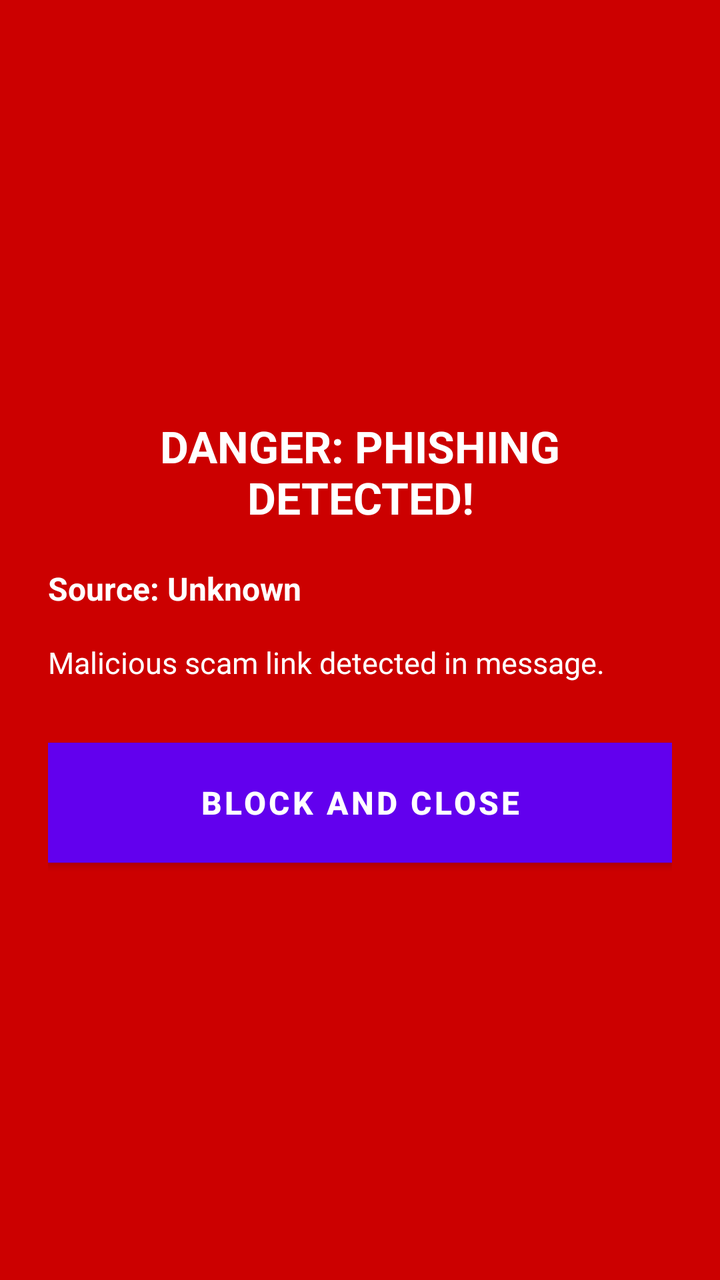
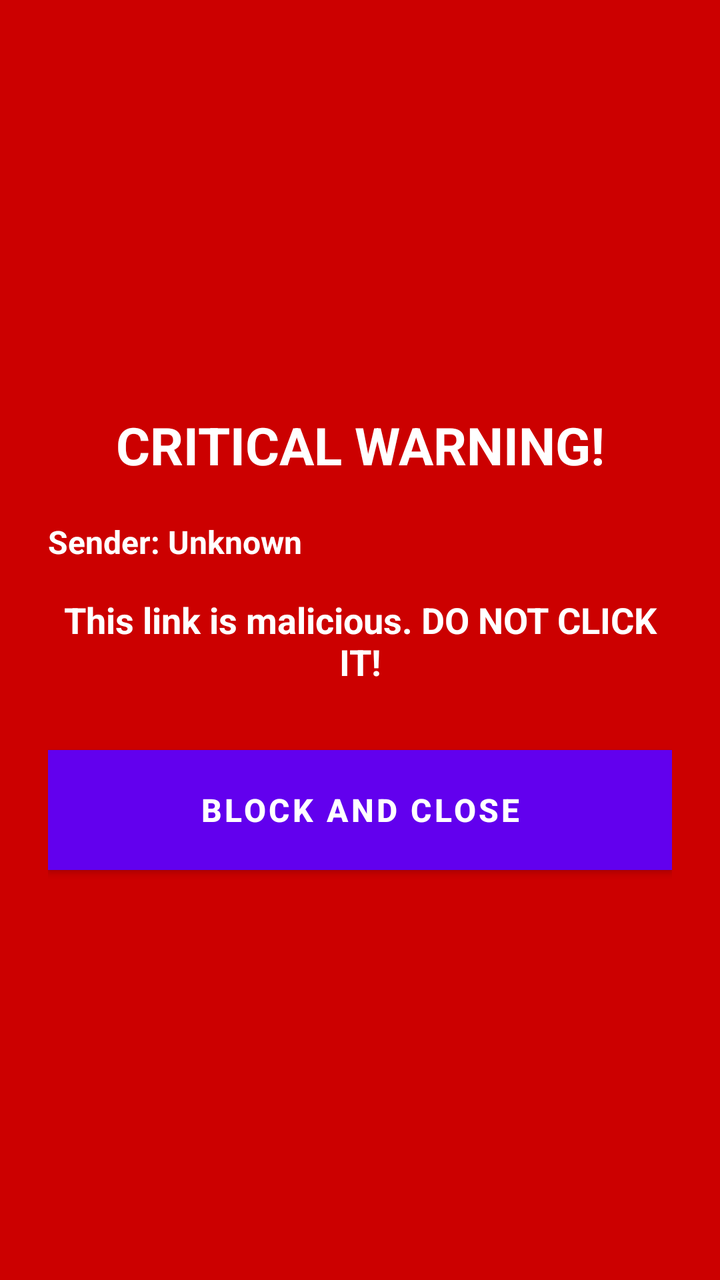

An Android layout rendered at two revisions. The XML below is the earlier revision; the diff shows what the commit changed to produce the second picture.
<!-- AndroidManifest.xml: activity theme Theme.MaterialComponents.DayNight.NoActionBar -->
<!-- res/layout/activity_alert_overlay.xml -->
<?xml version="1.0" encoding="utf-8"?>
<LinearLayout xmlns:android="http://schemas.android.com/apk/res/android"
    android:layout_width="match_parent"
    android:layout_height="match_parent"
    android:orientation="vertical"
    android:gravity="center"
    android:padding="24dp"
    android:background="@android:color/holo_red_dark">

    <TextView
        android:layout_width="wrap_content"
        android:layout_height="wrap_content"
        android:text="DANGER: PHISHING DETECTED!"
        android:textColor="@android:color/white"
        android:textSize="22sp"
        android:textStyle="bold"
        android:gravity="center"
        android:layout_marginBottom="20dp" />

    <TextView
        android:id="@+id/tvSender"
        android:layout_width="match_parent"
        android:layout_height="wrap_content"
        android:text="Source: Unknown"
        android:textColor="@android:color/white"
        android:textSize="16sp"
        android:textStyle="bold"
        android:layout_marginBottom="16dp" />

    <TextView
        android:id="@+id/tvMessage"
        android:layout_width="match_parent"
        android:layout_height="wrap_content"
        android:text="Malicious scam link detected in message."
        android:textColor="@android:color/white"
        android:textSize="15sp"
        android:layout_marginBottom="30dp" />

    <Button
        android:id="@+id/btnDismiss"
        android:layout_width="match_parent"
        android:layout_height="60dp"
        android:text="BLOCK AND CLOSE"
        android:textSize="16sp"
        android:textStyle="bold"
        android:background="@android:color/black"
        android:textColor="@android:color/white" />

</LinearLayout>
<!-- resources referenced by this layout -->
<resources>

</resources>

<!-- the commit's change to res/layout/activity_alert_overlay.xml (unified diff, before → after) -->
@@ -10,9 +10,9 @@
     <TextView
         android:layout_width="wrap_content"
         android:layout_height="wrap_content"
-        android:text="DANGER: PHISHING DETECTED!"
+        android:text="CRITICAL WARNING!"
         android:textColor="@android:color/white"
-        android:textSize="22sp"
+        android:textSize="26sp"
         android:textStyle="bold"
         android:gravity="center"
         android:layout_marginBottom="20dp" />
@@ -21,7 +21,7 @@
         android:id="@+id/tvSender"
         android:layout_width="match_parent"
         android:layout_height="wrap_content"
-        android:text="Source: Unknown"
+        android:text="Sender: Unknown"
         android:textColor="@android:color/white"
         android:textSize="16sp"
         android:textStyle="bold"
@@ -31,10 +31,12 @@
         android:id="@+id/tvMessage"
         android:layout_width="match_parent"
         android:layout_height="wrap_content"
-        android:text="Malicious scam link detected in message."
+        android:text="This link is malicious. DO NOT CLICK IT!"
         android:textColor="@android:color/white"
-        android:textSize="15sp"
-        android:layout_marginBottom="30dp" />
+        android:textSize="18sp"
+        android:textStyle="bold"
+        android:gravity="center"
+        android:layout_marginBottom="32dp" />
 
     <Button
         android:id="@+id/btnDismiss"
